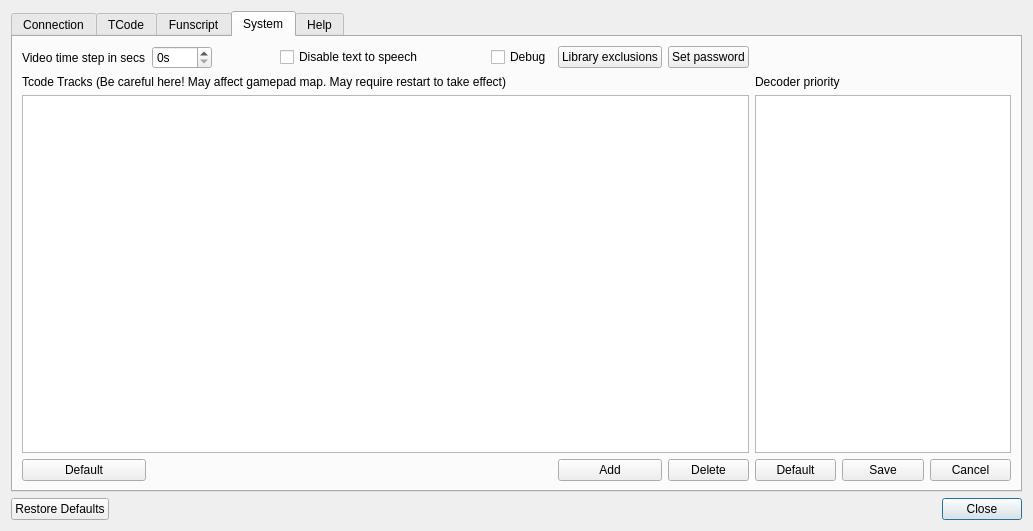
Before: the Qt Designer form src/settings.ui in jcfain/XTPlayer, drawn with Qt 5.
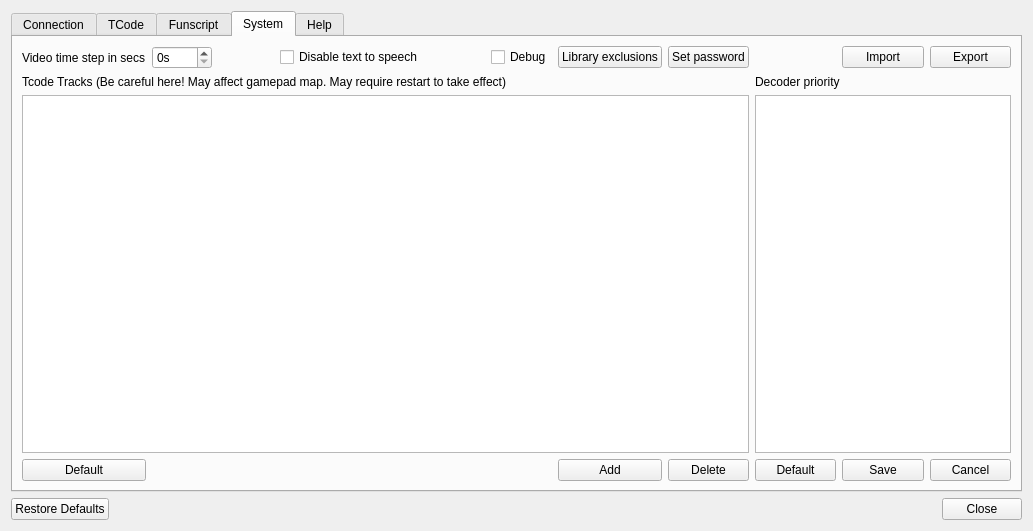
After: the same form once the commit is applied. The open tabs and pages were chosen to show the change. Icons and pictures are not drawn.

Commit message: Adding individual media setting configuration front end. (only offset in there atm) Adding Import and export of current settings.ini.

Patch:
```diff
--- a/src/settings.ui
+++ b/src/settings.ui
@@ -20,23 +20,10 @@
   <property name="modal">
    <bool>true</bool>
   </property>
-  <layout class="QGridLayout" name="gridLayout_2" rowstretch="0,0,0,0,0,0">
+  <layout class="QGridLayout" name="gridLayout_2" rowstretch="0,0,0,0,0,0,0">
    <property name="sizeConstraint">
     <enum>QLayout::SetNoConstraint</enum>
    </property>
-   <item row="5" column="1">
-    <widget class="QDialogButtonBox" name="buttonBox">
-     <property name="orientation">
-      <enum>Qt::Horizontal</enum>
-     </property>
-     <property name="standardButtons">
-      <set>QDialogButtonBox::Close|QDialogButtonBox::RestoreDefaults</set>
-     </property>
-     <property name="centerButtons">
-      <bool>false</bool>
-     </property>
-    </widget>
-   </item>
    <item row="1" column="1">
     <widget class="QTabWidget" name="settingsTabWidget">
      <property name="currentIndex">
@@ -490,6 +477,20 @@
          </property>
         </widget>
        </item>
+       <item row="0" column="10">
+        <widget class="QPushButton" name="exportButton">
+         <property name="text">
+          <string>Export</string>
+         </property>
+        </widget>
+       </item>
+       <item row="0" column="9">
+        <widget class="QPushButton" name="importButton">
+         <property name="text">
+          <string>Import</string>
+         </property>
+        </widget>
+       </item>
       </layout>
      </widget>
      <widget class="QWidget" name="helpTab">
@@ -695,6 +696,19 @@
      </widget>
     </widget>
    </item>
+   <item row="6" column="1">
+    <widget class="QDialogButtonBox" name="buttonBox">
+     <property name="orientation">
+      <enum>Qt::Horizontal</enum>
+     </property>
+     <property name="standardButtons">
+      <set>QDialogButtonBox::Close|QDialogButtonBox::RestoreDefaults</set>
+     </property>
+     <property name="centerButtons">
+      <bool>false</bool>
+     </property>
+    </widget>
+   </item>
   </layout>
  </widget>
  <resources>
```
The commit also changes 17 other files.
